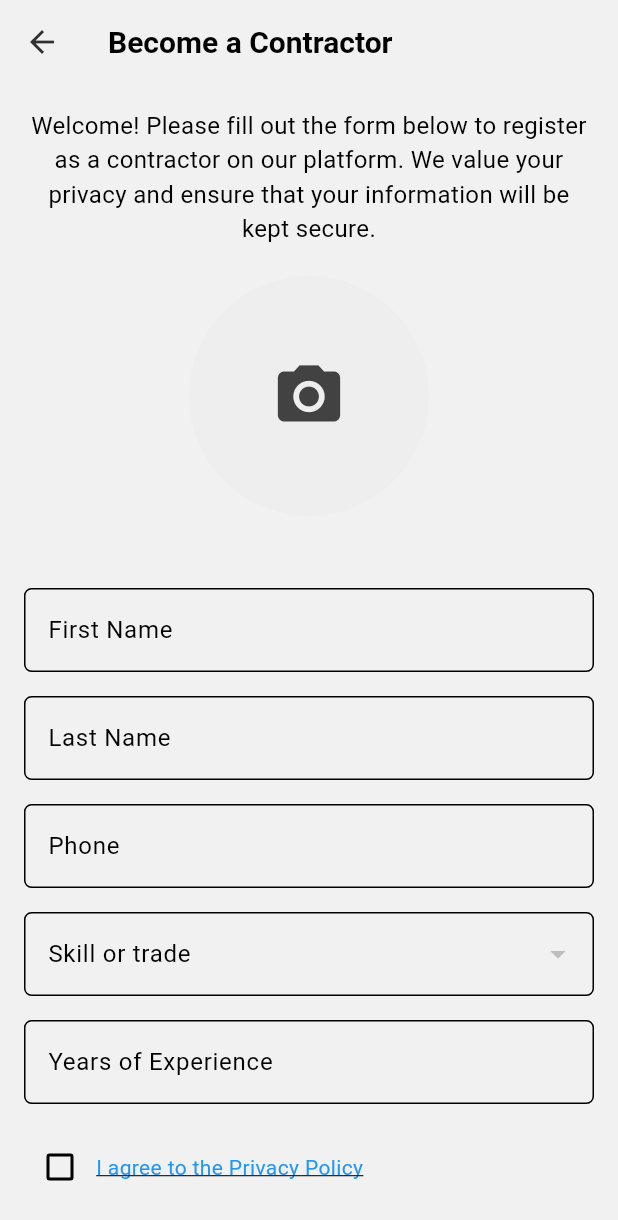
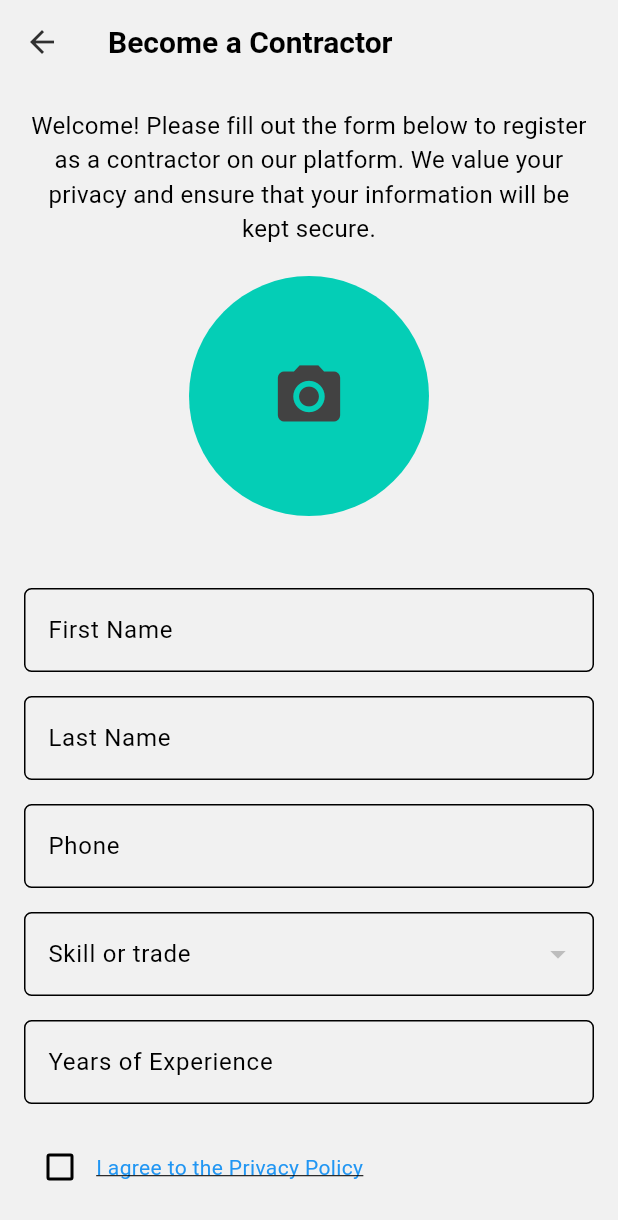
Before and after one commit to kzjstudio/bimlinkz_mobile_app, a Flutter app: the screen it shows once a user with an empty profile is signed in, item 4 of the bottom bar chosen, after a tap on "Become a Contractor", on a phone screen of 412 x 824 dp. Shown: the top 1220 px of the screen. Run offline on Flutter 3.47's test engine with Material 3 defaults, Android fonts, the phone set to English and light mode, and no system bars; our stand-ins replace cloud_firestore, firebase_auth, firebase_core, firebase_storage, get, google_fonts and 3 more; accounts and stored records are empty.

```diff
--- a/lib/main.dart
+++ b/lib/main.dart
@@ -4,10 +4,12 @@ import 'package:bimlinkz_mobile_app/theme.dart';
 import 'package:bimlinkz_mobile_app/Controllers/theme_controller.dart';
 import 'package:firebase_core/firebase_core.dart';
 import 'package:flutter/material.dart';
+import 'package:flutter/services.dart';
 import 'package:get/get.dart';
 import 'package:shared_preferences/shared_preferences.dart';
 
 void main() async {
+  SystemChrome.restoreSystemUIOverlays();
   WidgetsFlutterBinding.ensureInitialized();
   await Firebase.initializeApp(
           name: 'Bimlinkz',
--- a/lib/screens/mobile/account_screen.dart
+++ b/lib/screens/mobile/account_screen.dart
@@ -4,7 +4,6 @@ import 'package:bimlinkz_mobile_app/screens/mobile/about_us_screen.dart';
 import 'package:bimlinkz_mobile_app/screens/mobile/contact_us_screen.dart';
 import 'package:bimlinkz_mobile_app/screens/mobile/contractor_form_screen.dart';
 import 'package:bimlinkz_mobile_app/screens/mobile/contractor_screen.dart';
-import 'package:bimlinkz_mobile_app/screens/mobile/home_screen.dart';
 import 'package:bimlinkz_mobile_app/screens/mobile/notifications.dart';
 import 'package:bimlinkz_mobile_app/screens/mobile/preferences.dart';
 import 'package:bimlinkz_mobile_app/screens/mobile/profile.dart';
@@ -39,13 +38,13 @@ class AccountScreen extends StatelessWidget {
                 ),
                 child: CircleAvatar(
                   radius: 40,
-                  backgroundColor: Colors.white,
+                  backgroundColor: AppColors.primary,
                   child: ClipOval(
                     child: UserProfileController.instance.imageUrl.isNotEmpty
                         ? Image.network(
                             UserProfileController.instance.imageUrl.value,
-                            width: 80,
-                            height: 80,
+                            width: 88,
+                            height: 88,
                             fit: BoxFit.cover,
                           )
                         : Icon(
--- a/lib/screens/mobile/contractor_form_screen.dart
+++ b/lib/screens/mobile/contractor_form_screen.dart
@@ -2,6 +2,7 @@ import 'dart:io';
 
 import 'package:bimlinkz_mobile_app/Controllers/auth_controller.dart';
 import 'package:bimlinkz_mobile_app/screens/mobile/landing_screen.dart';
+import 'package:bimlinkz_mobile_app/theme.dart';
 import 'package:cloud_firestore/cloud_firestore.dart';
 import 'package:firebase_storage/firebase_storage.dart';
 import 'package:flutter/material.dart';
@@ -24,8 +25,8 @@ class _ContractorFormState extends State<ContractorForm> {
   var isLoading = false.obs;
   File? _image;
   final ImagePicker _picker = ImagePicker();
-  bool _isUploading = false;
-  String _uploadUrl = '';
+  var _isUploading = false.obs;
+  var _uploadUrl = ''.obs;
 
   TextEditingController firstName = TextEditingController();
   TextEditingController lastName = TextEditingController();
@@ -56,6 +57,7 @@ class _ContractorFormState extends State<ContractorForm> {
       if (pickedFile != null) {
         setState(() {
           _image = File(pickedFile.path);
+          _uploadImage();
         });
       }
     }
@@ -63,10 +65,7 @@ class _ContractorFormState extends State<ContractorForm> {
 
   Future<void> _uploadImage() async {
     if (_image == null) return;
-
-    setState(() {
-      _isUploading = true;
-    });
+    _isUploading.value = true;
 
     try {
       final storageRef = FirebaseStorage.instance.ref();
@@ -74,11 +73,7 @@ class _ContractorFormState extends State<ContractorForm> {
           "user images/ ${AuthController.instance.auth.currentUser!.uid}/ ${DateTime.now().toIso8601String()}.jpg");
 
       await imagesRef.putFile(_image!);
-      final url = await imagesRef.getDownloadURL();
-
-      setState(() {
-        _uploadUrl = url;
-      });
+      await imagesRef.getDownloadURL().then((url) => _uploadUrl.value = url);
 
       ScaffoldMessenger.of(context).showSnackBar(
         SnackBar(content: Text('Upload successful!')),
@@ -88,9 +83,7 @@ class _ContractorFormState extends State<ContractorForm> {
         SnackBar(content: Text('Upload failed: $e')),
       );
     } finally {
-      setState(() {
-        _isUploading = false;
-      });
+      _isUploading.value = false;
     }
   }
 
@@ -143,7 +136,7 @@ class _ContractorFormState extends State<ContractorForm> {
                         onTap: _pickImage,
                         child: CircleAvatar(
                           radius: 80,
-                          backgroundColor: Colors.grey[200],
+                          backgroundColor: AppColors.primary,
                           backgroundImage:
                               _image != null ? FileImage(_image!) : null,
                           child: _image == null
@@ -237,6 +230,7 @@ class _ContractorFormState extends State<ContractorForm> {
     return Padding(
       padding: const EdgeInsets.symmetric(vertical: 8.0),
       child: TextFormField(
+        textCapitalization: TextCapitalization.words,
         controller: controller,
         decoration: InputDecoration(
           labelText: label,
@@ -291,7 +285,6 @@ class _ContractorFormState extends State<ContractorForm> {
 
   void _submitForm() async {
     if (_image != null) {
-      _uploadImage();
       if (_formKey.currentState?.validate() ?? false) {
         _formKey.currentState?.save();
         if (_isPrivacyPolicyChecked) {
@@ -306,7 +299,8 @@ class _ContractorFormState extends State<ContractorForm> {
               'phone number': telNumber.text,
               'skill': selectedSkill,
               'experiance': yearsExperience.text,
-              'imageUrl': _uploadUrl,
+              'imageUrl': _uploadUrl.value,
+              'iscontractor': true,
             }).then((_) {
               firstName.clear();
               lastName.clear();
@@ -324,7 +318,9 @@ class _ContractorFormState extends State<ContractorForm> {
                   content: const Text(
                       'Your account has been successfully updated to a contractor profile. You are now ready to offer your skills and services to users across Barbados.'));
             });
+            isLoading.value = false;
           } catch (e) {
+            print('error $e');
             ScaffoldMessenger.of(context).showSnackBar(
                 SnackBar(content: Text('Error updating profile: $e')));
           }
--- a/lib/screens/mobile/home_screen.dart
+++ b/lib/screens/mobile/home_screen.dart
@@ -1,6 +1,7 @@
 import 'package:bimlinkz_mobile_app/Controllers/auth_controller.dart';
 import 'package:bimlinkz_mobile_app/Controllers/user_profile_controller.dart';
 import 'package:bimlinkz_mobile_app/screens/mobile/jobpost_screen.dart';
+import 'package:bimlinkz_mobile_app/screens/mobile/see_all_categories_screen.dart';
 import 'package:bimlinkz_mobile_app/widgets/category_card.dart';
 import 'package:cloud_firestore/cloud_firestore.dart';
 import 'package:flutter/material.dart';
@@ -13,12 +14,24 @@ class HomeScreen extends StatefulWidget {
   State<HomeScreen> createState() => _HomeScreenState();
 }
 
-var collection = FirebaseFirestore.instance.collection('categories').get();
-
 final AuthController c = Get.find();
 final UserProfileController usercontroller = Get.find();
 
 class _HomeScreenState extends State<HomeScreen> {
+  late Future<List<Map<String, dynamic>>> _categoriesFuture;
+
+  @override
+  void initState() {
+    super.initState();
+    _categoriesFuture = _fetchCategories();
+  }
+
+  Future<List<Map<String, dynamic>>> _fetchCategories() async {
+    var collection =
+        await FirebaseFirestore.instance.collection('categories').get();
+    return collection.docs.map((doc) => doc.data()).toList();
+  }
+
   @override
   Widget build(BuildContext context) {
     return GestureDetector(
@@ -28,21 +41,31 @@ class _HomeScreenState extends State<HomeScreen> {
       child: SafeArea(
         child: Scaffold(
           appBar: AppBar(
-            title:
-                Column(crossAxisAlignment: CrossAxisAlignment.start, children: [
+            title: Column(
+              crossAxisAlignment: CrossAxisAlignment.start,
+              children: [
                 const Text('Hello,'),
                 Obx(() => Text(
                       usercontroller.name.value,
                       style: const TextStyle(
-                        fontWeight: FontWeight.bold, fontSize: 20),
+                        fontWeight: FontWeight.bold,
+                        fontSize: 20,
+                      ),
                     ))
-            ]),
-            actions: [],
+              ],
             ),
-          body: FutureBuilder(
-              future: collection,
+          ),
+          body: FutureBuilder<List<Map<String, dynamic>>>(
+            future: _categoriesFuture,
             builder: (context, snapshot) {
-                if (snapshot.hasData) {
+              if (snapshot.connectionState == ConnectionState.waiting) {
+                return const Center(child: CircularProgressIndicator());
+              } else if (snapshot.hasError) {
+                return const Center(child: Text('Error loading categories'));
+              } else if (!snapshot.hasData || snapshot.data!.isEmpty) {
+                return const Center(child: Text('No categories found'));
+              } else {
+                final categories = snapshot.data!;
                 return SingleChildScrollView(
                   child: Padding(
                     padding: const EdgeInsets.all(16.0),
@@ -71,11 +94,17 @@ class _HomeScreenState extends State<HomeScreen> {
                             const Text(
                               'Popular searches',
                               style: TextStyle(
-                                    fontSize: 18, fontWeight: FontWeight.bold),
+                                fontSize: 18,
+                                fontWeight: FontWeight.bold,
+                              ),
                             ),
                             TextButton(
-                                  onPressed: () {},
-                                  child: const Text('See all'))
+                              onPressed: () {
+                                Get.to(() => SeeAllCategoriesScreen(),
+                                    transition: Transition.rightToLeft);
+                              },
+                              child: const Text('See all'),
+                            ),
                           ],
                         ),
                         const SizedBox(height: 20),
@@ -83,14 +112,15 @@ class _HomeScreenState extends State<HomeScreen> {
                           height: 130,
                           child: ListView.builder(
                             scrollDirection: Axis.horizontal,
-                                itemCount: snapshot.data!.docs.length,
+                            itemCount: categories.length,
                             itemBuilder: (context, index) {
-                                  final data = snapshot.data!.docs;
+                              final data = categories[index];
                               return CategoryCard(
-                                    catText: data[index]["id"],
-                                    imageUrl: data[index]['imageUrl'],
+                                catText: data["id"],
+                                imageUrl: data['imageUrl'],
                               );
-                                }),
+                            },
+                          ),
                         ),
                         const SizedBox(height: 30),
                         Container(
@@ -119,9 +149,8 @@ class _HomeScreenState extends State<HomeScreen> {
                   ),
                 );
               }
-
-                return const Center(child: CircularProgressIndicator());
-              }),
+            },
+          ),
           floatingActionButton: FloatingActionButton(
             onPressed: () {
               Get.to(() => const PostJobPage(),
```
Also changed, not shown: lib/screens/mobile/popular_selection_screen.dart (+69 -42 lines), lib/screens/mobile/see_all_categories_screen.dart (added, +96 -0 lines). Lines whose indentation alone changed are shown as unchanged.
